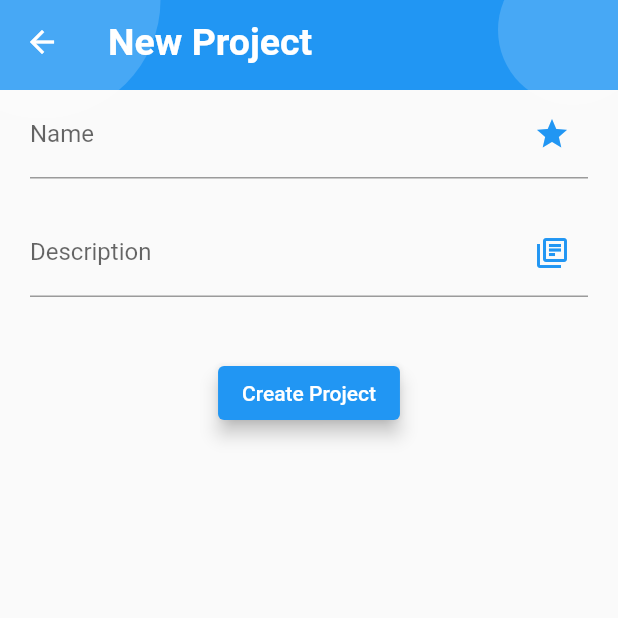
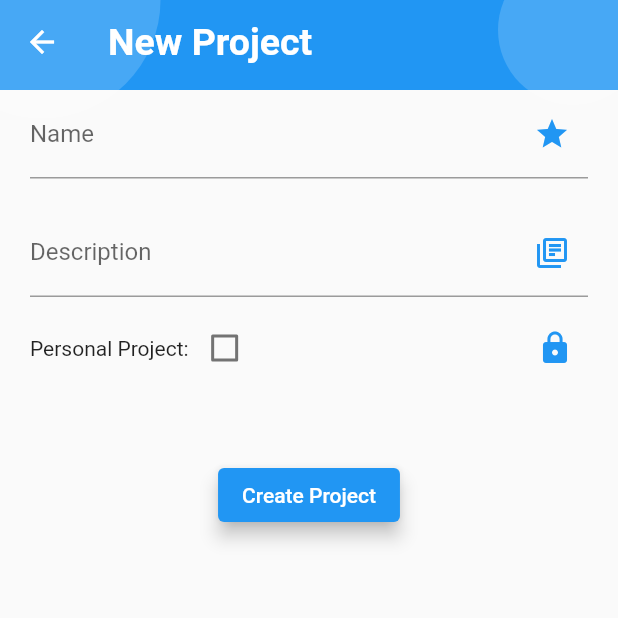
Before and after one commit to Jeoxs/khanos, a Flutter app: the NewProjectPage screen opened by its route, on a phone screen of 412 x 824 dp, the top half of it. Run offline on Flutter 3.47's test engine with Material 2 defaults, Android fonts, the phone set to English and light mode, and no system bars; our stand-ins replace flutter_dash, flutter_datetime_picker, flutter_markdown, flutter_slidable, gradient_app_bar, package_info_plus and 3 more; missing offline and left inert: boardview, flutter_material_color_picker; accounts and stored records are empty; statements that could not run were skipped.

Commit message:
Added check to create personal projects. Added role Parameter on User Profile inside app

```diff
--- a/lib/src/pages/new_project_page.dart
+++ b/lib/src/pages/new_project_page.dart
@@ -1,4 +1,5 @@
 import 'package:flutter/material.dart';
+import 'package:khanos/src/preferences/user_preferences.dart';
 import 'package:khanos/src/providers/project_provider.dart';
 import 'package:khanos/src/utils/utils.dart';
 import 'package:khanos/src/utils/widgets_utils.dart';
@@ -13,14 +14,24 @@ class NewProjectPage extends StatefulWidget {
 class _NewProjectPageState extends State<NewProjectPage> {
   final GlobalKey<FormState> _formKey = GlobalKey<FormState>();
   final ProjectProvider projectProvider = new ProjectProvider();
-
+  final _prefs = new UserPreferences();
   String _name = '';
   String _description = '';
   String _identifier = '';
+  bool _personalProject = false;
+  String _appRole;
 
   TextEditingController _nameFieldController = new TextEditingController();
   TextEditingController _descriptionFieldController =
       new TextEditingController();
+
+  @override
+  void initState() {
+    _appRole = _prefs.appRole;
+    super.initState();
+    _personalProject = (_appRole == 'app-user') ? true : false;
+  }
+
   @override
   Widget build(BuildContext context) {
     return Scaffold(
@@ -37,6 +48,7 @@ class _NewProjectPageState extends State<NewProjectPage> {
           _nameField(),
           SizedBox(height: 20.0),
           _descriptionField(),
+          _isPersonalProjectCheckbox(),
           // SizedBox(height: 20.0),
           // _identifierField(),
           SizedBox(height: 40.0),
@@ -87,8 +99,11 @@ class _NewProjectPageState extends State<NewProjectPage> {
     int newProjectId = 0;
     bool error = false;
     try {
-      newProjectId = await ProjectProvider()
-          .createProject(_name, _identifier, _description);
+      if(_personalProject){
+        newProjectId = await ProjectProvider().createPersonalProject(_name, _identifier, _description);
+      }else{
+        newProjectId = await ProjectProvider().createProject(_name, _identifier, _description);
+      }
     } catch (e) {
       error = true;
       Navigator.pop(context);
@@ -101,7 +116,7 @@ class _NewProjectPageState extends State<NewProjectPage> {
         Navigator.pop(context);
       });
     } else {
-      if(!error){
+      if (!error) {
         Navigator.pop(context);
         mostrarAlerta(context, 'Something went Wront!');
       }
@@ -127,4 +142,28 @@ class _NewProjectPageState extends State<NewProjectPage> {
       ),
     );
   }
+
+  _isPersonalProjectCheckbox() {
+    return Container(
+      padding: EdgeInsets.symmetric(horizontal: 20.0, vertical: 10.0),
+      child: Row(
+        mainAxisAlignment: MainAxisAlignment.start,
+        children: [
+          Text('Personal Project:'),
+          Checkbox(
+            value: _personalProject,
+            activeColor: Colors.blue,
+            onChanged: (_appRole != 'app-user') ? (value) {
+              setState(() {
+                _personalProject = value;
+              });
+            } : null,
+          ),
+          Expanded(child: Text('')),
+          Icon(Icons.lock, color: Colors.blue),
+          SizedBox(width: 10.0),
+        ],
+      ),
+    );
+  }
 }
--- a/lib/src/pages/task_form.dart
+++ b/lib/src/pages/task_form.dart
@@ -28,6 +28,7 @@ class _TaskFormPageState extends State<TaskFormPage> {
   final GlobalKey<FormState> _formKey = GlobalKey<FormState>();
   final userProvider = new UserProvider();
   final columnProvider = new ColumnProvider();
+  final projectProvider = new ProjectProvider();
   final tagProvider = new TagProvider();
   final taskProvider = new TaskProvider();
 
@@ -149,7 +150,7 @@ class _TaskFormPageState extends State<TaskFormPage> {
         future: Future.wait([
           tagProvider.getTagsByProject(int.parse(project.id)),
           tagProvider.getDefaultTags(),
-          ProjectProvider().getProjectUsers(int.parse(project.id)),
+          projectProvider.getProjectUsers(int.parse(project.id)),
           columnProvider.getColumns(int.parse(project.id)),
         ]),
         builder: (BuildContext context, AsyncSnapshot snapshot) {
--- a/lib/src/providers/auth_provider.dart
+++ b/lib/src/providers/auth_provider.dart
@@ -141,6 +141,7 @@ class AuthProvider {
       _prefs.password = password;
       final myUser = await getMe();
       _prefs.userId = myUser["id"];
+      _prefs.appRole = myUser["role"];
       _prefs.authFlag = true;
       return true;
     } else {
```
Also changed, not shown: lib/src/pages/home_page.dart (+9 -4 lines), lib/src/preferences/user_preferences.dart (+8 -0 lines), lib/src/providers/project_provider.dart (+37 -1 lines), lib/src/providers/column_provider.dart (line endings or trailing spaces).
